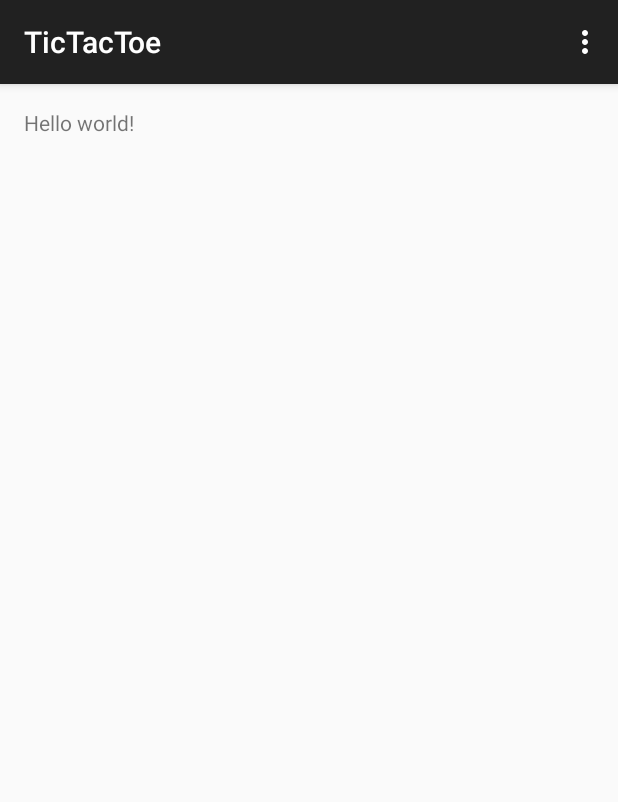
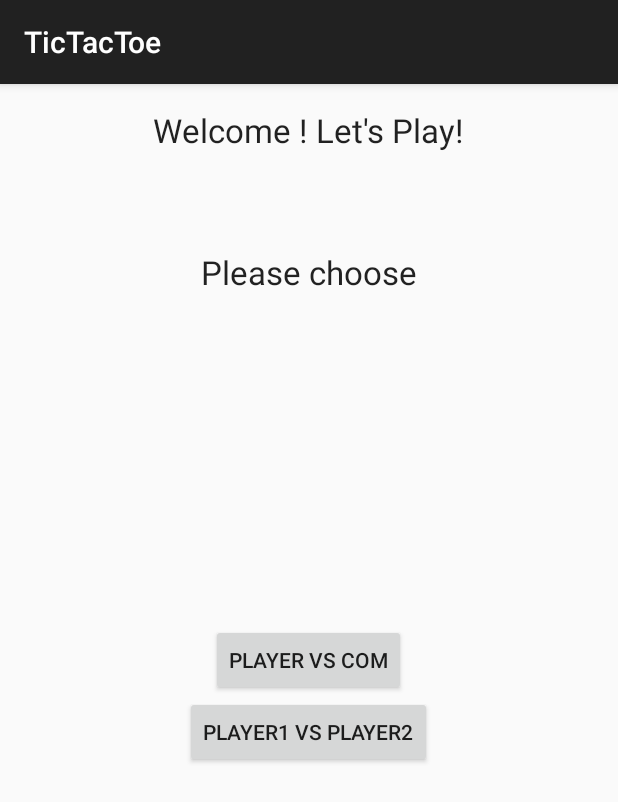
Before and after one commit to kkpatrick/Android-Tic-Tac-Toe, an Android app: the screen it shows after launch (MainActivity), on a phone screen of 412 x 824 dp. Shown: the top 802 px of the screen. Run offline under Robolectric (Android 15) with nearby library versions, the phone set to English and light mode, and no system bars; 1 statement that could not run was skipped.

Commit message:
game play layout design finished

```diff
--- a/TicTacToe/app/build.gradle
+++ b/TicTacToe/app/build.gradle
@@ -6,7 +6,7 @@ android {
 
     defaultConfig {
         applicationId "edu.nyu.xiaoqianyu.tictactoe"
-        minSdkVersion 8
+        minSdkVersion 10
         targetSdkVersion 21
         versionCode 1
         versionName "1.0"
--- a/TicTacToe/app/src/main/AndroidManifest.xml
+++ b/TicTacToe/app/src/main/AndroidManifest.xml
@@ -16,6 +16,10 @@
                 <category android:name="android.intent.category.LAUNCHER" />
             </intent-filter>
         </activity>
+        <activity
+            android:name=".activity.GamePlayActivity"
+            android:label="@string/title_activity_game_play" >
+        </activity>
     </application>
 
 </manifest>
--- a/TicTacToe/app/src/main/java/edu/nyu/xiaoqianyu/tictactoe/MainActivity.java
+++ b/TicTacToe/app/src/main/java/edu/nyu/xiaoqianyu/tictactoe/MainActivity.java
@@ -1,17 +1,47 @@
 package edu.nyu.xiaoqianyu.tictactoe;
 
+import android.content.Intent;
 import android.support.v7.app.ActionBarActivity;
 import android.os.Bundle;
 import android.view.Menu;
 import android.view.MenuItem;
+import android.view.View;
+import android.widget.Button;
+
+import edu.nyu.xiaoqianyu.tictactoe.activity.GamePlayActivity;
 
 
 public class MainActivity extends ActionBarActivity {
 
+    public static String PLAYER_VS_COM = "Player_vs_com";
+    public static String PLAYER1_VS_PLAYER2 = "Player1_vs_player2";
+    public static String CHOSEN_BUTTON = "Chosen_button";
+    private Button button1;
+    private Button button2;
     @Override
     protected void onCreate(Bundle savedInstanceState) {
         super.onCreate(savedInstanceState);
         setContentView(R.layout.activity_main);
+
+        button1 = (Button)findViewById(R.id.button1);
+        button2 = (Button)findViewById(R.id.button2);
+
+        button1.setOnClickListener(new View.OnClickListener() {
+            @Override
+            public void onClick(View v) {
+                Intent intent = new Intent(v.getContext(), GamePlayActivity.class);
+                intent.putExtra(CHOSEN_BUTTON, PLAYER_VS_COM);
+                startActivity(intent);
+            }
+        });
+        button2.setOnClickListener(new View.OnClickListener() {
+            @Override
+            public void onClick(View v) {
+                Intent intent = new Intent(v.getContext(), GamePlayActivity.class);
+                intent.putExtra(CHOSEN_BUTTON, PLAYER1_VS_PLAYER2);
+                startActivity(intent);
+            }
+        });
     }
 
 
--- a/TicTacToe/app/src/main/res/layout/activity_main.xml
+++ b/TicTacToe/app/src/main/res/layout/activity_main.xml
@@ -5,7 +5,38 @@
     android:paddingTop="@dimen/activity_vertical_margin"
     android:paddingBottom="@dimen/activity_vertical_margin" tools:context=".MainActivity">
 
-    <TextView android:text="@string/hello_world" android:layout_width="wrap_content"
-        android:layout_height="wrap_content" />
+    <TextView
+        android:layout_width="wrap_content"
+        android:layout_height="wrap_content"
+        android:textAppearance="?android:attr/textAppearanceLarge"
+        android:text="Welcome ! Let&apos;s Play!"
+        android:id="@+id/welcomeText"
+        android:layout_alignParentTop="true"
+        android:layout_centerHorizontal="true" />
 
+    <TextView
+        android:layout_width="wrap_content"
+        android:layout_height="wrap_content"
+        android:textAppearance="?android:attr/textAppearanceLarge"
+        android:text="Please choose"
+        android:id="@+id/chooseButton"
+        android:layout_below="@+id/welcomeText"
+        android:layout_centerHorizontal="true"
+        android:layout_marginTop="65dp" />
+
+    <Button
+        android:layout_width="wrap_content"
+        android:layout_height="wrap_content"
+        android:text="Player VS Com"
+        android:id="@+id/button1"
+        android:layout_centerVertical="true"
+        android:layout_centerHorizontal="true" />
+
+    <Button
+        android:layout_width="wrap_content"
+        android:layout_height="wrap_content"
+        android:text="Player1 VS Player2"
+        android:id="@+id/button2"
+        android:layout_below="@+id/button1"
+        android:layout_centerHorizontal="true" />
 </RelativeLayout>
--- a/TicTacToe/app/src/main/res/menu/menu_main.xml
+++ b/TicTacToe/app/src/main/res/menu/menu_game_play.xml
@@ -1,6 +1,7 @@
 <menu xmlns:android="http://schemas.android.com/apk/res/android"
     xmlns:app="http://schemas.android.com/apk/res-auto"
-    xmlns:tools="http://schemas.android.com/tools" tools:context=".MainActivity">
+    xmlns:tools="http://schemas.android.com/tools"
+    tools:context="edu.nyu.xiaoqianyu.tictactoe.activity.GamePlayActivity">
     <item android:id="@+id/action_settings" android:title="@string/action_settings"
         android:orderInCategory="100" app:showAsAction="never" />
 </menu>
--- a/TicTacToe/app/src/main/res/values/strings.xml
+++ b/TicTacToe/app/src/main/res/values/strings.xml
@@ -3,4 +3,5 @@
 
     <string name="hello_world">Hello world!</string>
     <string name="action_settings">Settings</string>
+    <string name="title_activity_game_play">GamePlayActivity</string>
 </resources>
```
Also changed, not shown: TicTacToe/app/src/main/java/edu/nyu/xiaoqianyu/tictactoe/activity/GamePlayActivity.java (added, +40 -0 lines), TicTacToe/app/src/main/res/layout/activity_game_play.xml (added, +122 -0 lines), TicTacToe/app/src/main/res/mipmap-hdpi/empty_cell.png (added), TicTacToe/app/src/main/res/mipmap-hdpi/game_background.png (added), TicTacToe/app/src/main/res/mipmap-hdpi/lines.png (added), TicTacToe/app/src/main/res/mipmap-mdpi/empty_cell.png (added), TicTacToe/app/src/main/res/mipmap-mdpi/game_background.png (added), TicTacToe/app/src/main/res/mipmap-mdpi/lines.png (added), TicTacToe/app/src/main/res/mipmap-xhdpi/empty_cell.png (added), TicTacToe/app/src/main/res/mipmap-xhdpi/game_background.png (added), TicTacToe/app/src/main/res/mipmap-xhdpi/lines.png (added), TicTacToe/app/src/main/res/mipmap-xxhdpi/empty_cell.png (added), TicTacToe/app/src/main/res/mipmap-xxhdpi/game_background.png (added), TicTacToe/app/src/main/res/mipmap-xxhdpi/lines.png (added), 1 other file.
